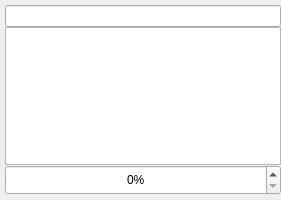
Qt form gui/gui/core/framework/nodepicker.ui (einsteinly/CAUV_old_software) before a commit.
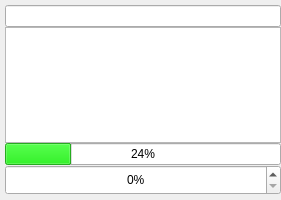
The same form after that commit. Custom widgets are drawn as their Qt base class.

Commit message: colourful progress bars

```diff
--- a/gui/gui/core/framework/nodepicker.ui
+++ b/gui/gui/core/framework/nodepicker.ui
@@ -63,6 +63,50 @@
      </property>
     </widget>
    </item>
+   <item>
+    <widget class="QProgressBar" name="progressBar">
+     <property name="palette">
+      <palette>
+       <active>
+        <colorrole role="Highlight">
+         <brush brushstyle="SolidPattern">
+          <color alpha="255">
+           <red>53</red>
+           <green>240</green>
+           <blue>43</blue>
+          </color>
+         </brush>
+        </colorrole>
+       </active>
+       <inactive>
+        <colorrole role="Highlight">
+         <brush brushstyle="SolidPattern">
+          <color alpha="255">
+           <red>53</red>
+           <green>240</green>
+           <blue>43</blue>
+          </color>
+         </brush>
+        </colorrole>
+       </inactive>
+       <disabled>
+        <colorrole role="Highlight">
+         <brush brushstyle="SolidPattern">
+          <color alpha="255">
+           <red>240</red>
+           <green>240</green>
+           <blue>240</blue>
+          </color>
+         </brush>
+        </colorrole>
+       </disabled>
+      </palette>
+     </property>
+     <property name="value">
+      <number>24</number>
+     </property>
+    </widget>
+   </item>
    <item>
     <widget class="QSpinBox" name="spinBox">
      <property name="minimumSize">
```
The commit also changes 2 other files.
